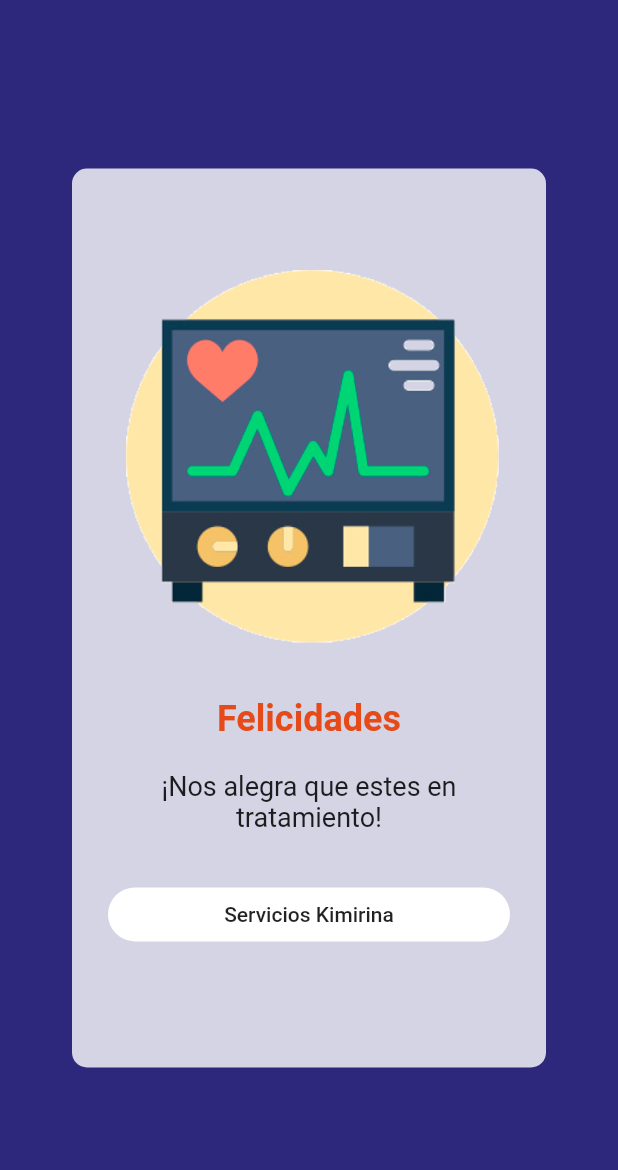
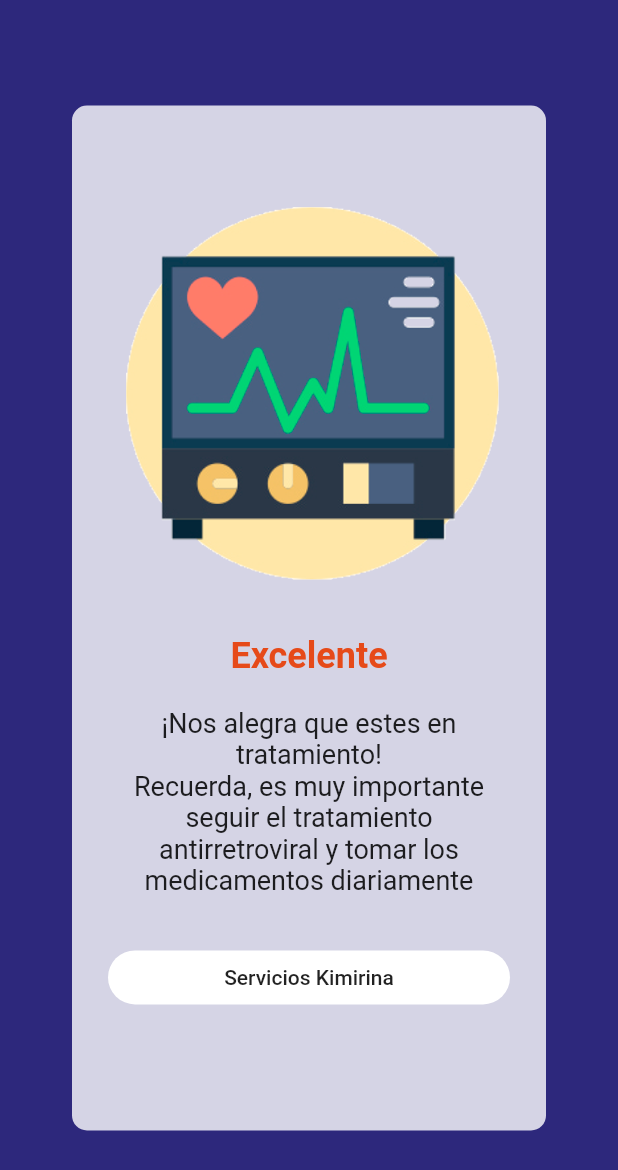
Before and after one commit to cristhianviera1/Kimirina_app_movil, a Flutter app: the YesTreatment screen opened by its route, on a phone screen of 412 x 824 dp. Shown: the top 1170 px of the screen. Run offline on Flutter 3.47's test engine with Material 2 defaults, Android fonts, the light colour scheme and no system bars; our stand-ins replace auto_size_text, cached_network_image, flare_flutter, flutter_form_builder, font_awesome_flutter, rflutter_alert and 1 more; missing offline and left inert: fancy_dialog, intro_views_flutter; accounts and stored records are empty; network calls fail.

Commit message:
fix bugs

```diff
--- a/lib/navBar/navBar.dart
+++ b/lib/navBar/navBar.dart
@@ -1,6 +1,4 @@
 import 'package:fancy_dialog/FancyAnimation.dart';
-import 'package:fancy_dialog/FancyGif.dart';
-import 'package:fancy_dialog/FancyTheme.dart';
 import 'package:fancy_dialog/fancy_dialog.dart';
 import 'package:flutter/material.dart';
 import 'package:font_awesome_flutter/font_awesome_flutter.dart';
@@ -41,8 +39,6 @@ class _NavBar extends State<NavBar> {
     Future.delayed(Duration.zero, () async {
       SharedPreferences prefs = await SharedPreferences.getInstance();
       var tempAnswer = prefs.getBool("ViHAnswer") ?? false;
-      print("PRRO");
-      print(tempAnswer);
       if (!tempAnswer) {
         return showQuestionViH(context);
       }
--- a/lib/screens/product/produt_page.dart
+++ b/lib/screens/product/produt_page.dart
@@ -2,6 +2,7 @@ import 'package:auto_size_text/auto_size_text.dart';
 import 'package:fancy_dialog/fancy_dialog.dart';
 import 'package:flutter/material.dart';
 import 'package:cached_network_image/cached_network_image.dart';
+import 'package:kimirina_app/navBar/navBar.dart';
 import 'package:kimirina_app/routes/routes.dart';
 
 class ProductScreen extends StatefulWidget {
@@ -131,7 +132,7 @@ class _ProductScreen extends State<ProductScreen> {
   Widget buildList(BuildContext context, int index) {
     return GestureDetector(
       onTap: () {
-        Navigator.of(context).pushNamed(productDetaisViewRoute);
+        showQuestionViH(context);
       },
       child: Container(
         decoration: BoxDecoration(
--- a/lib/screens/treatment/yes_treatment.dart
+++ b/lib/screens/treatment/yes_treatment.dart
@@ -32,13 +32,13 @@ class YesTreatment extends StatelessWidget {
                     children: <Widget>[
                       Image.asset('assets/images/imgSeccion_13.png'),
                       const SizedBox(height: 10.0),
-                      Text("Felicidades", style: TextStyle(
+                      Text("Excelente", style: TextStyle(
                         color: Colors.deepOrange.shade700,
                         fontSize: 24.0,
                         fontWeight: FontWeight.bold
                       ),),
                       const SizedBox(height: 20.0),
-                      Text("¡Nos alegra que estes en tratamiento!", textAlign: TextAlign.center, style: TextStyle(
+                      Text("¡Nos alegra que estes en tratamiento!\nRecuerda, es muy importante seguir el tratamiento antirretroviral y tomar los medicamentos diariamente", textAlign: TextAlign.center, style: TextStyle(
                         fontSize: 18.0
                       )),
                       const SizedBox(height: 30.0),
@@ -51,14 +51,14 @@ class YesTreatment extends StatelessWidget {
                           color: Colors.white,
                           shape: RoundedRectangleBorder(borderRadius: BorderRadius.circular(20.0)),
                           child: Text("Servicios Kimirina"),
-                          onPressed: () => Navigator.of(context).pushNamed(navBarViewRoute),
+                          onPressed: (){
+                            Navigator.of(context).pushNamed(navBarViewRoute);
+                          }
                         ),
                       ),
                       const SizedBox(height: 30.0),
-
                     ],
                   ),
-
               ),
             )
           ],
--- a/lib/services/user_service.dart
+++ b/lib/services/user_service.dart
@@ -4,7 +4,7 @@ import 'package:http/http.dart' as http;
 import 'package:shared_preferences/shared_preferences.dart';
 
 class ApiService {
-  final String baseUrl = "http://192.168.100.175:3000";
+  final String baseUrl = "http://192.168.0.103:3000";
   User currentUser = new User();
   //headers
   final Map<String, String> headers = {"Content-type": "application/json"};
```
Also changed, not shown: lib/screens/profile/form_page.dart (+1 -9 lines), lib/screens/treatment/not_treatment.dart (+2 -6 lines).
